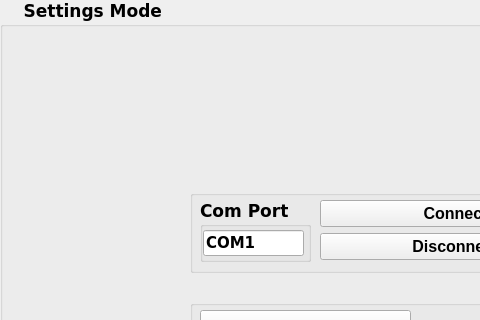
This is Screens/VcDvtTestTools_settings_mode.ui in aenapple/VcDvtTestTools as Qt 5 draws it before an edit; both pictures show x 0 to 480 and y 0 to 320 of the 1280 by 720 pixel window. The edited form follows.
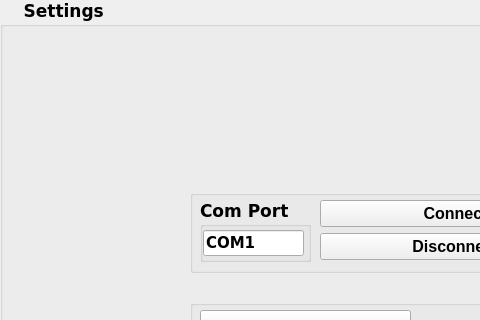
This is the edited form. Icons and pictures are not drawn.

Diff of the .ui file:
```diff
--- a/Screens/VcDvtTestTools_settings_mode.ui
+++ b/Screens/VcDvtTestTools_settings_mode.ui
@@ -38,7 +38,7 @@
     <bool>true</bool>
    </property>
    <property name="title">
-    <string>    Settings Mode</string>
+    <string>    Settings</string>
    </property>
    <property name="flat">
     <bool>true</bool>
```
